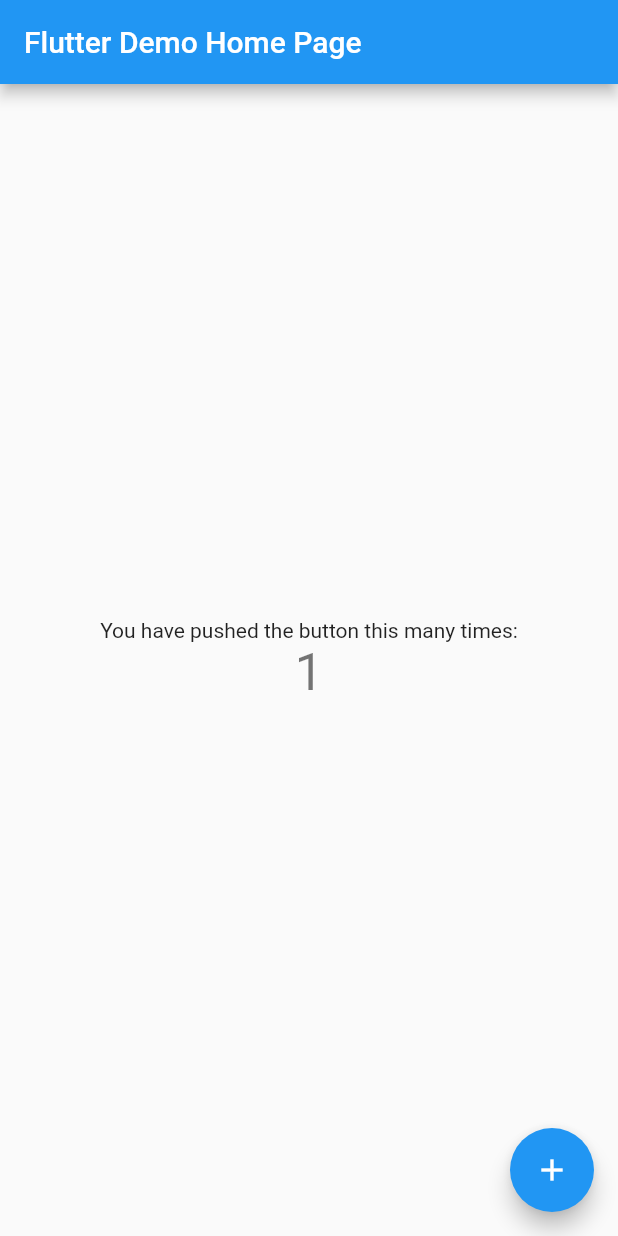
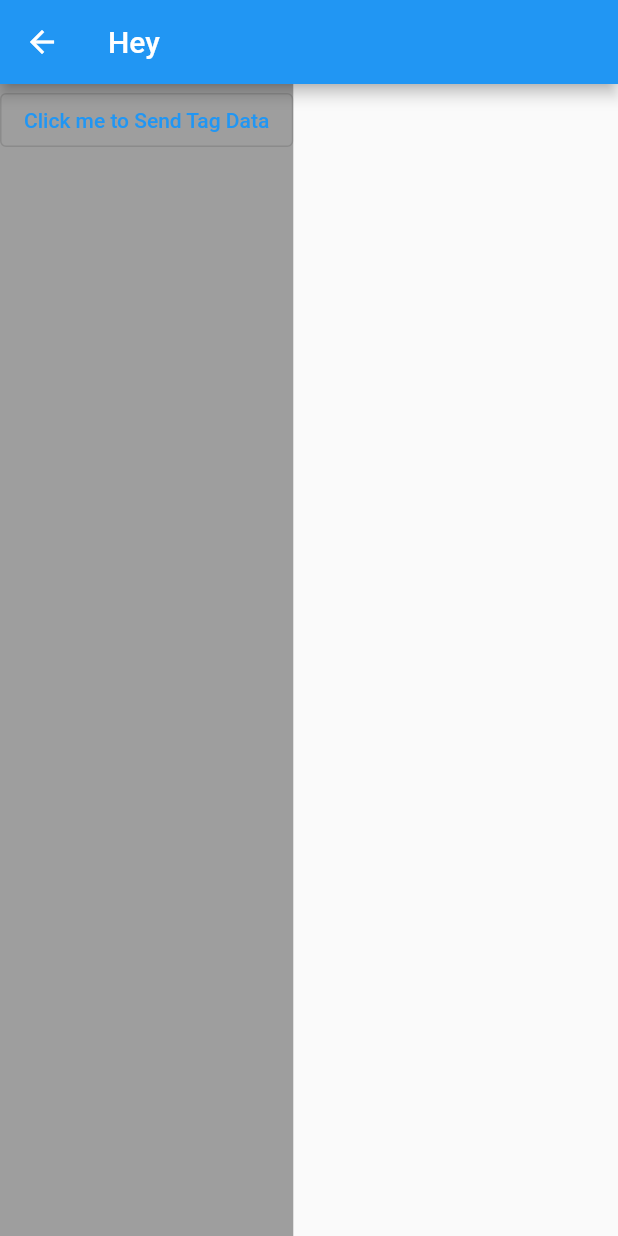
Before and after one commit to anujchoudhary-17/HelpMate, a Flutter app: the screen it shows after launch, after a tap on the "add" icon, on a phone screen of 412 x 824 dp. Run offline on Flutter 3.47's test engine with Material 2 defaults, Android fonts, the phone set to English and light mode, and no system bars; our stand-ins replace cloud_firestore, firebase_core; accounts and stored records are empty.

Commit message:
working environment

```diff
--- /dev/null
+++ b/lib/common/NavigationHelper.dart
@@ -0,0 +1,18 @@
+import 'package:flutter/cupertino.dart';
+import 'package:flutter/material.dart';
+import 'package:help_mate/testOnlyForAnuj.dart';
+
+class NavigationHelper{
+
+
+
+  void navigateToAnuj(BuildContext context)
+  {
+    Navigator.push(
+      context,
+      MaterialPageRoute(builder: (context) => TestForAnuj()),
+    );
+
+  }
+
+}
--- a/lib/main.dart
+++ b/lib/main.dart
@@ -1,6 +1,10 @@
+import 'package:firebase_core/firebase_core.dart';
 import 'package:flutter/material.dart';
+import 'package:help_mate/common/NavigationHelper.dart';
 
-void main() {
+Future<void> main() async {
+  WidgetsFlutterBinding.ensureInitialized();
+  await Firebase.initializeApp();
   runApp(MyApp());
 }
 
@@ -28,7 +32,7 @@ class MyApp extends StatelessWidget {
 }
 
 class MyHomePage extends StatefulWidget {
-  MyHomePage({Key? key, required this.title}) : super(key: key);
+  MyHomePage({Key key,  this.title}) : super(key: key);
 
   // This widget is the home page of your application. It is stateful, meaning
   // that it has a State object (defined below) that contains fields that affect
@@ -43,10 +47,15 @@ class MyHomePage extends StatefulWidget {
 
   @override
   _MyHomePageState createState() => _MyHomePageState();
+
+
+
 }
 
 class _MyHomePageState extends State<MyHomePage> {
   int _counter = 0;
+
+
 
   void _incrementCounter() {
     setState(() {
@@ -56,6 +65,8 @@ class _MyHomePageState extends State<MyHomePage> {
       // _counter without calling setState(), then the build method would not be
       // called again, and so nothing would appear to happen.
       _counter++;
+
+      NavigationHelper().navigateToAnuj(context);
     });
   }
 
--- /dev/null
+++ b/lib/modelClasses/commentData.dart
@@ -0,0 +1,42 @@
+class CommentData {
+  String commentId, postId,userId,commentContent;
+  int timeStamp,likesOnComment;
+  List<String> tagIds, whoLiked;
+
+
+  CommentData.name(
+      this.commentId,
+      this.postId,
+      this.userId,
+      this.commentContent,
+      this.timeStamp,
+      this.likesOnComment,
+      this.tagIds,
+      this.whoLiked);
+
+  fromJson(Map<String, dynamic> json) {
+    commentId= json['commentId'];
+    postId= json['postId'];
+    userId= json['userId'];
+    commentContent= json['commentContent'];
+    timeStamp= json['timeStamp'];
+    likesOnComment=json['likesOnComment'];
+    tagIds = json['tagIds'];
+    whoLiked=json['whoLiked'];
+  }
+
+  Map<String, dynamic> toJson() {
+    final Map<String, dynamic> data = new Map<String, dynamic>();
+    data['commentId'] = this.commentId;
+    data['postId'] = this.postId;
+    data['userId']= this.userId;
+    data['commentContent']= this.commentContent;
+    data['timeStamp']= this.timeStamp;
+    data['likesOnComment'] = this.likesOnComment;
+    data['tagIds']= this.tagIds;
+    data['whoLiked']= this.whoLiked;
+
+    return data;
+  }
+
+}
--- /dev/null
+++ b/lib/modelClasses/postData.dart
@@ -0,0 +1,28 @@
+class PostData {
+
+  String postId,postContent;
+  int timeStamp;
+  List<String> tagIds;
+
+
+  PostData.name(this.postId, this.postContent, this.timeStamp, this.tagIds);
+
+  fromJson(Map<String, dynamic> json) {
+    postId= json['postId'];
+    postContent= json['postContent'];
+    timeStamp= json['timeStamp'];
+    tagIds= json['tagIds'];
+
+  }
+
+  Map<String, dynamic> toJson() {
+    final Map<String, dynamic> data = new Map<String, dynamic>();
+    data['postId'] = this.postId;
+    data['postContent'] = this.postContent;
+    data['timeStamp']= this.timeStamp;
+    data['tagIds']= this.tagIds;
+
+    return data;
+  }
+
+}
--- /dev/null
+++ b/lib/modelClasses/tagData.dart
@@ -0,0 +1,20 @@
+class TagData {
+
+  String tagId,tagName,tagDescription;
+
+
+  TagData(this.tagName, this.tagDescription);
+
+  TagData.fromJson(Map<String, dynamic> json) {
+    tagId= json['tagId'];
+    tagName= json['tagName'];
+    tagDescription= json['tagDescription'];
+  }
+
+  Map<String, dynamic> toJson() {
+    final Map<String, dynamic> data = new Map<String, dynamic>();
+    data['tagName'] = this.tagName;
+    data['tagDescription']= this.tagDescription;
+    return data;
+  }
+}
--- /dev/null
+++ b/lib/modelClasses/userData.dart
@@ -0,0 +1,26 @@
+class UserData {
+
+  String email,userId,name,country;
+
+
+  UserData.name(this.email, this.userId, this.name, this.country);
+
+  fromJson(Map<String, dynamic> json) {
+    email= json['email'];
+    userId= json['userId'];
+    name= json['name'];
+    country= json['country'];
+
+  }
+
+  Map<String, dynamic> toJson() {
+    final Map<String, dynamic> data = new Map<String, dynamic>();
+    data['email'] = this.email;
+    data['userId'] = this.userId;
+    data['name']= this.name;
+    data['country']= this.country;
+
+    return data;
+  }
+
+}
--- /dev/null
+++ b/lib/testControllerForAnuj.dart
@@ -0,0 +1,16 @@
+import 'package:help_mate/modelClasses/tagData.dart';
+import 'package:help_mate/session/tagSession.dart';
+
+
+class TestControllerForAnuj{
+
+  TagSession tagSession = new TagSession();
+
+  void writeTagData()
+  {
+    TagData tagData= new TagData("Matt_is_God", "OP");
+    tagSession.pushNewTag(tagData);
+  }
+
+
+}
--- /dev/null
+++ b/lib/testOnlyForAnuj.dart
@@ -0,0 +1,34 @@
+import 'package:flutter/cupertino.dart';
+import 'package:flutter/material.dart';
+import 'package:help_mate/testControllerForAnuj.dart';
+
+class TestForAnuj extends StatefulWidget {
+  const TestForAnuj({Key key}) : super(key: key);
+
+  @override
+  _TestForAnujState createState() => _TestForAnujState();
+}
+
+class _TestForAnujState extends State<TestForAnuj> {
+  @override
+  Widget build(BuildContext context) {
+    return Scaffold(
+      appBar: AppBar(title: Text("Hey"),),
+      body: Container(
+        color: Colors.grey[500],
+        child: Column(
+
+          children: [
+            OutlinedButton(
+              onPressed: () {
+                print('Received click');
+                TestControllerForAnuj().writeTagData();
+              },
+              child: const Text('Click me to Send Tag Data'),
+            ),
+          ],
+        ),
+      ),
+    );
+  }
+}
--- a/pubspec.yaml
+++ b/pubspec.yaml
@@ -18,7 +18,7 @@ publish_to: 'none' # Remove this line if you wish to publish to pub.dev
 version: 1.0.0+1
 
 environment:
-  sdk: ">=2.12.0 <3.0.0"
+  sdk: ">=2.7.0 <3.0.0"
 
 dependencies:
   flutter:
@@ -32,8 +32,8 @@ dependencies:
 
 
   #Our packages ---------
-  cloud_firestore: ^2.4.0
-
+  cloud_firestore: ^0.16.0
+  firebase_core: ^0.7.0
 
 
 
```
Also changed, not shown: lib/session/tagSession.dart (added, +37 -0 lines), pubspec.lock.
